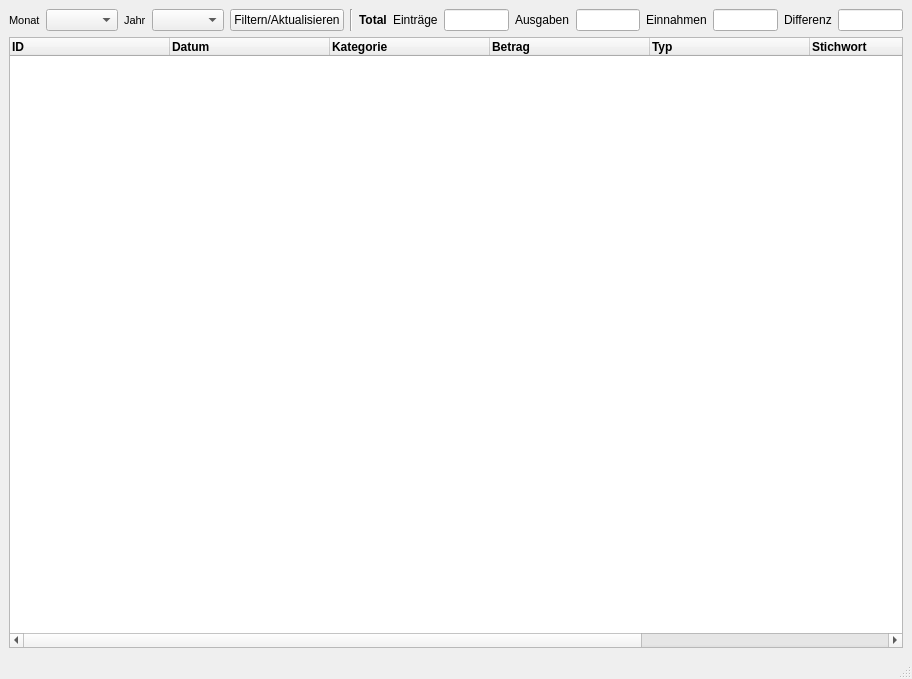
Old version of the form ui/mainwindowoverview.ui in the repository FabianGuillemin/expenseManager.
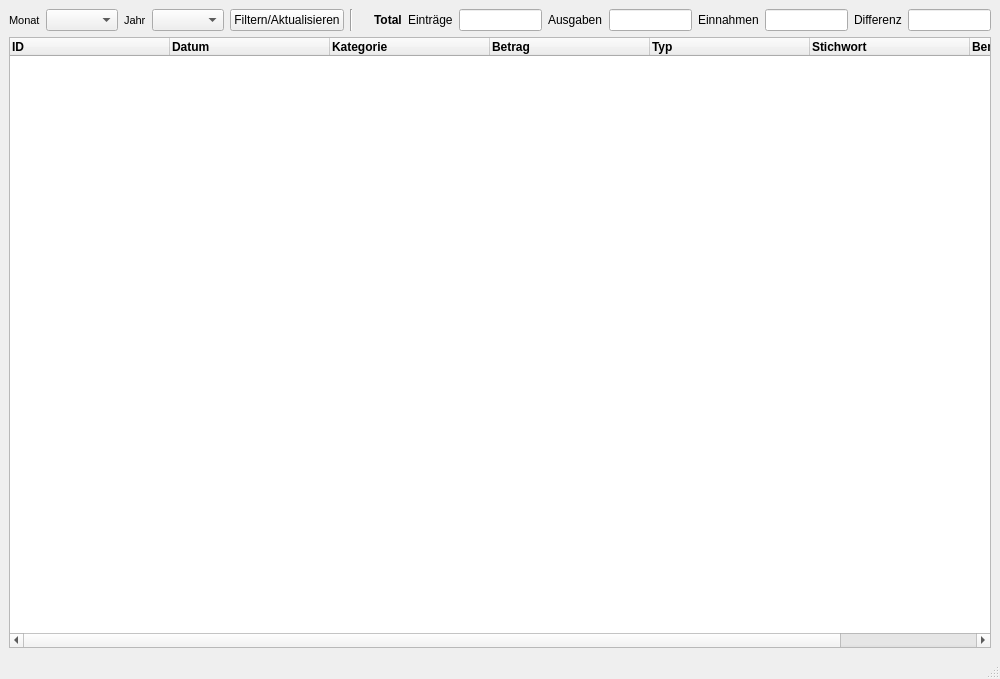
New version of the form.

The edit to the form file:
```diff
--- a/ui/mainwindowoverview.ui
+++ b/ui/mainwindowoverview.ui
@@ -6,10 +6,16 @@
    <rect>
     <x>0</x>
     <y>0</y>
-    <width>912</width>
+    <width>1000</width>
     <height>679</height>
    </rect>
   </property>
+  <property name="minimumSize">
+   <size>
+    <width>1000</width>
+    <height>0</height>
+   </size>
+  </property>
   <property name="windowTitle">
    <string>MainWindow</string>
   </property>
@@ -258,7 +264,14 @@
        </widget>
       </item>
       <item>
-       <widget class="QLineEdit" name="totalDiff"/>
+       <widget class="QLineEdit" name="totalDiff">
+        <property name="minimumSize">
+         <size>
+          <width>0</width>
+          <height>0</height>
+         </size>
+        </property>
+       </widget>
       </item>
      </layout>
     </item>
```
Left out of the diff: 2 changed lines with no effect on the pictures.
